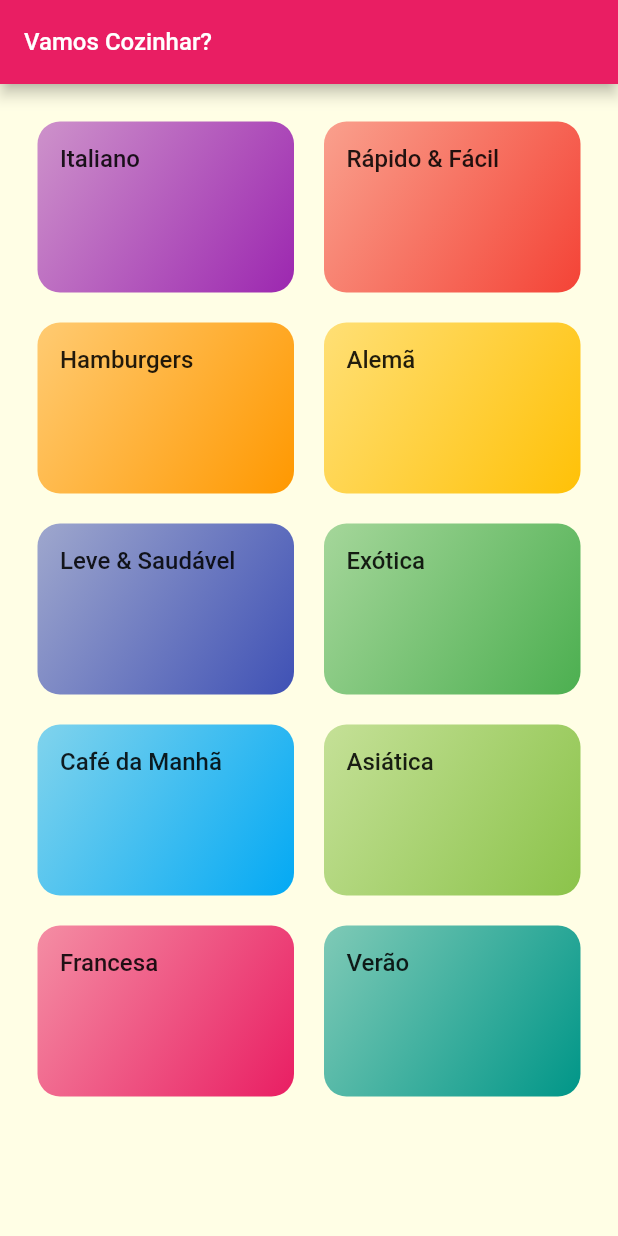
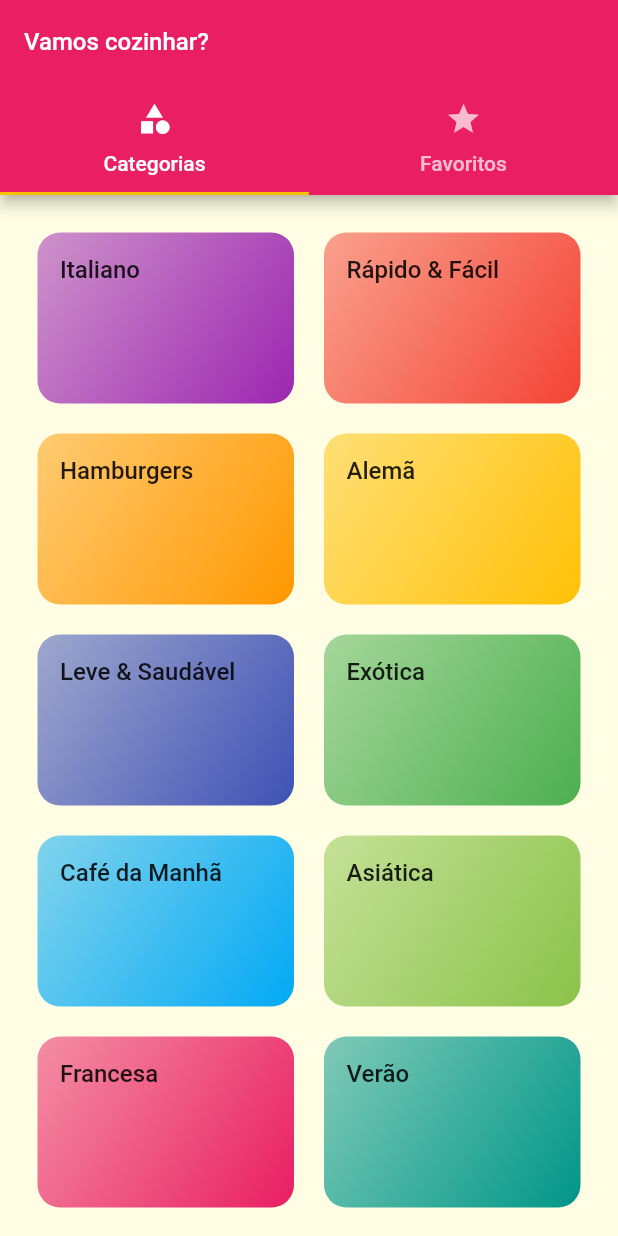
Before and after one commit to LeonardoJaques/meals_app_flutter, a Flutter app: the screen it shows after launch, on a phone screen of 412 x 824 dp. Run offline on Flutter 3.47's test engine with Material 2 defaults, Android fonts, the phone set to English and light mode, and no system bars; Roboto replaces fonts that are missing (Raleway, RobotoCondensed).

Commit message:
add: component tabs

```diff
--- a/lib/main.dart
+++ b/lib/main.dart
@@ -1,7 +1,7 @@
 import 'package:flutter/material.dart';
 import 'package:meals_app_flutter/screens/categories_meals_screen.dart';
-import 'package:meals_app_flutter/screens/categories_screen.dart';
 import 'package:meals_app_flutter/screens/meal_detail_screen.dart';
+import 'package:meals_app_flutter/screens/tabs_screen.dart';
 import 'package:meals_app_flutter/utils/app_routes.dart';
 
 void main() => runApp(const MainApp());
@@ -26,7 +26,7 @@
               primarySwatch: Colors.pink,
             ).copyWith(secondary: Colors.amber)),
         routes: {
-          AppRoutes.HOME: (ctx) => const CategoriesScreen(),
+          AppRoutes.HOME: (ctx) => const TabsScreen(),
           AppRoutes.CATEGORY_MEALS: (ctx) => const CategoriesMealsScreen(),
           AppRoutes.MEAL_DETAIL: (ctx) => const MealDetailScreen(),
         });
--- a/lib/screens/categories_screen.dart
+++ b/lib/screens/categories_screen.dart
@@ -8,11 +8,7 @@
 
   @override
   Widget build(BuildContext context) {
-    return Scaffold(
-      appBar: AppBar(
-        title: const Text('Vamos Cozinhar?'),
-      ),
-      body: GridView(
+    return GridView(
       padding: const EdgeInsets.all(25),
       gridDelegate: const SliverGridDelegateWithMaxCrossAxisExtent(
           maxCrossAxisExtent: 200,
@@ -25,7 +21,6 @@
                 category: cat,
               ))
           .toList(),
-      ),
     );
   }
 }
--- /dev/null
+++ b/lib/screens/favorite_screen.dart
@@ -0,0 +1,12 @@
+import 'package:flutter/material.dart';
+
+class FavoriteScreen extends StatelessWidget {
+  const FavoriteScreen({super.key});
+
+  @override
+  Widget build(BuildContext context) {
+    return const Center(
+      child: Text('Minhas refeições favoritas'),
+    );
+  }
+}
--- /dev/null
+++ b/lib/screens/tabs_screen.dart
@@ -0,0 +1,37 @@
+import 'package:flutter/material.dart';
+import 'package:meals_app_flutter/screens/categories_screen.dart';
+import 'package:meals_app_flutter/screens/favorite_screen.dart';
+
+class TabsScreen extends StatelessWidget {
+  const TabsScreen({super.key});
+
+  @override
+  Widget build(BuildContext context) {
+    return DefaultTabController(
+      length: 2,
+      child: Scaffold(
+        appBar: AppBar(
+          title: const Text('Vamos cozinhar?'),
+          bottom: const TabBar(
+            tabs: [
+              Tab(
+                icon: Icon(Icons.category),
+                text: 'Categorias',
+              ),
+              Tab(
+                icon: Icon(Icons.star),
+                text: 'Favoritos',
+              ),
+            ],
+          ),
+        ),
+        body: const TabBarView(
+          children: [
+            CategoriesScreen(),
+            FavoriteScreen(),
+          ],
+        ),
+      ),
+    );
+  }
+}
```
Lines whose indentation alone changed are shown as unchanged.
